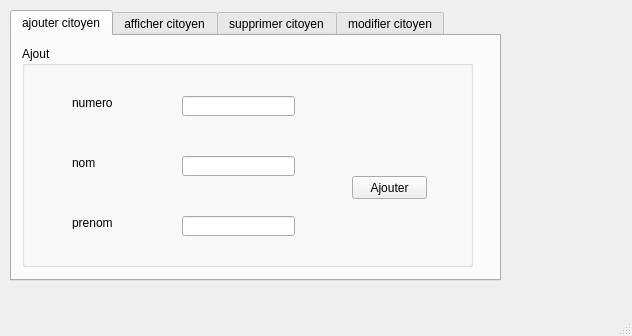
First picture: the form in Gestion_citoyen/mainwindow.ui, repository hanenjabnoun-Esprit-2019/Smart_Police_Station_2A26, before the edit.
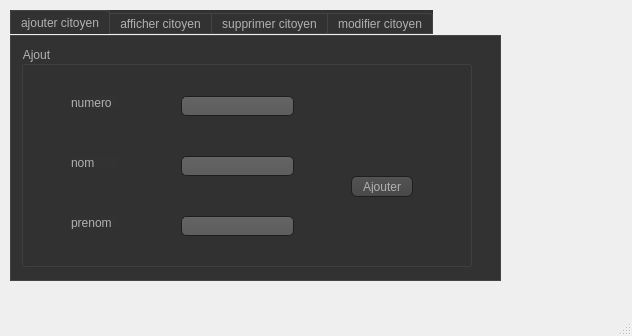
Second picture: the form after the edit. The open tabs and pages were chosen to show the change. Icons and pictures are not drawn.

```diff
--- a/Gestion_citoyen/mainwindow.ui
+++ b/Gestion_citoyen/mainwindow.ui
@@ -23,6 +23,461 @@
       <height>271</height>
      </rect>
     </property>
+    <property name="styleSheet">
+     <string notr="true">
+
+QWidget
+{
+    color: #b1b1b1;
+    background-color: #323232;
+}
+
+QWidget:item:hover
+{
+    background-color: QLinearGradient( x1: 0, y1: 0, x2: 0, y2: 1, stop: 0 #ffa02f, stop: 1 #ca0619);
+    color: #000000;
+}
+
+QWidget:item:selected
+{
+    background-color: QLinearGradient( x1: 0, y1: 0, x2: 0, y2: 1, stop: 0 #ffa02f, stop: 1 #d7801a);
+}
+
+QMenuBar::item
+{
+    background: transparent;
+}
+
+QMenuBar::item:selected
+{
+    background: transparent;
+    border: 1px solid #ffaa00;
+}
+
+QMenuBar::item:pressed
+{
+    background: #444;
+    border: 1px solid #000;
+    background-color: QLinearGradient(
+        x1:0, y1:0,
+        x2:0, y2:1,
+        stop:1 #212121,
+        stop:0.4 #343434/*,
+        stop:0.2 #343434,
+        stop:0.1 #ffaa00*/
+    );
+    margin-bottom:-1px;
+    padding-bottom:1px;
+}
+
+QMenu
+{
+    border: 1px solid #000;
+}
+
+QMenu::item
+{
+    padding: 2px 20px 2px 20px;
+}
+
+QMenu::item:selected
+{
+    color: #000000;
+}
+
+QWidget:disabled
+{
+    color: #404040;
+    background-color: #323232;
+}
+
+QAbstractItemView
+{
+    background-color: QLinearGradient( x1: 0, y1: 0, x2: 0, y2: 1, stop: 0 #4d4d4d, stop: 0.1 #646464, stop: 1 #5d5d5d);
+}
+
+QWidget:focus
+{
+    /*border: 2px solid QLinearGradient( x1: 0, y1: 0, x2: 0, y2: 1, stop: 0 #ffa02f, stop: 1 #d7801a);*/
+}
+
+QLineEdit
+{
+    background-color: QLinearGradient( x1: 0, y1: 0, x2: 0, y2: 1, stop: 0 #4d4d4d, stop: 0 #646464, stop: 1 #5d5d5d);
+    padding: 1px;
+    border-style: solid;
+    border: 1px solid #1e1e1e;
+    border-radius: 5;
+}
+
+QPushButton
+{
+    color: #b1b1b1;
+    background-color: QLinearGradient( x1: 0, y1: 0, x2: 0, y2: 1, stop: 0 #565656, stop: 0.1 #525252, stop: 0.5 #4e4e4e, stop: 0.9 #4a4a4a, stop: 1 #464646);
+    border-width: 1px;
+    border-color: #1e1e1e;
+    border-style: solid;
+    border-radius: 6;
+    padding: 3px;
+    font-size: 12px;
+    padding-left: 5px;
+    padding-right: 5px;
+}
+
+QPushButton:pressed
+{
+    background-color: QLinearGradient( x1: 0, y1: 0, x2: 0, y2: 1, stop: 0 #2d2d2d, stop: 0.1 #2b2b2b, stop: 0.5 #292929, stop: 0.9 #282828, stop: 1 #252525);
+}
+
+QComboBox
+{
+    selection-background-color: #ffaa00;
+    background-color: QLinearGradient( x1: 0, y1: 0, x2: 0, y2: 1, stop: 0 #565656, stop: 0.1 #525252, stop: 0.5 #4e4e4e, stop: 0.9 #4a4a4a, stop: 1 #464646);
+    border-style: solid;
+    border: 1px solid #1e1e1e;
+    border-radius: 5;
+}
+
+QComboBox:hover,QPushButton:hover
+{
+    border: 2px solid QLinearGradient( x1: 0, y1: 0, x2: 0, y2: 1, stop: 0 #ffa02f, stop: 1 #d7801a);
+}
+
+
+QComboBox:on
+{
+    padding-top: 3px;
+    padding-left: 4px;
+    background-color: QLinearGradient( x1: 0, y1: 0, x2: 0, y2: 1, stop: 0 #2d2d2d, stop: 0.1 #2b2b2b, stop: 0.5 #292929, stop: 0.9 #282828, stop: 1 #252525);
+    selection-background-color: #ffaa00;
+}
+
+QComboBox QAbstractItemView
+{
+    border: 2px solid darkgray;
+    selection-background-color: QLinearGradient( x1: 0, y1: 0, x2: 0, y2: 1, stop: 0 #ffa02f, stop: 1 #d7801a);
+}
+
+QComboBox::drop-down
+{
+     subcontrol-origin: padding;
+     subcontrol-position: top right;
+     width: 15px;
+
+     border-left-width: 0px;
+     border-left-color: darkgray;
+     border-left-style: solid; /* just a single line */
+     border-top-right-radius: 3px; /* same radius as the QComboBox */
+     border-bottom-right-radius: 3px;
+ }
+
+QComboBox::down-arrow
+{
+     image: url(:/down_arrow.png);
+}
+
+QGroupBox:focus
+{
+border: 2px solid QLinearGradient( x1: 0, y1: 0, x2: 0, y2: 1, stop: 0 #ffa02f, stop: 1 #d7801a);
+}
+
+QTextEdit:focus
+{
+    border: 2px solid QLinearGradient( x1: 0, y1: 0, x2: 0, y2: 1, stop: 0 #ffa02f, stop: 1 #d7801a);
+}
+
+QScrollBar:horizontal {
+     border: 1px solid #222222;
+     background: QLinearGradient( x1: 0, y1: 0, x2: 0, y2: 1, stop: 0.0 #121212, stop: 0.2 #282828, stop: 1 #484848);
+     height: 7px;
+     margin: 0px 16px 0 16px;
+}
+
+QScrollBar::handle:horizontal
+{
+      background: QLinearGradient( x1: 0, y1: 0, x2: 1, y2: 0, stop: 0 #ffa02f, stop: 0.5 #d7801a, stop: 1 #ffa02f);
+      min-height: 20px;
+      border-radius: 2px;
+}
+
+QScrollBar::add-line:horizontal {
+      border: 1px solid #1b1b19;
+      border-radius: 2px;
+      background: QLinearGradient( x1: 0, y1: 0, x2: 1, y2: 0, stop: 0 #ffa02f, stop: 1 #d7801a);
+      width: 14px;
+      subcontrol-position: right;
+      subcontrol-origin: margin;
+}
+
+QScrollBar::sub-line:horizontal {
+      border: 1px solid #1b1b19;
+      border-radius: 2px;
+      background: QLinearGradient( x1: 0, y1: 0, x2: 1, y2: 0, stop: 0 #ffa02f, stop: 1 #d7801a);
+      width: 14px;
+     subcontrol-position: left;
+     subcontrol-origin: margin;
+}
+
+QScrollBar::right-arrow:horizontal, QScrollBar::left-arrow:horizontal
+{
+      border: 1px solid black;
+      width: 1px;
+      height: 1px;
+      background: white;
+}
+
+QScrollBar::add-page:horizontal, QScrollBar::sub-page:horizontal
+{
+      background: none;
+}
+
+QScrollBar:vertical
+{
+      background: QLinearGradient( x1: 0, y1: 0, x2: 1, y2: 0, stop: 0.0 #121212, stop: 0.2 #282828, stop: 1 #484848);
+      width: 7px;
+      margin: 16px 0 16px 0;
+      border: 1px solid #222222;
+}
+
+QScrollBar::handle:vertical
+{
+      background: QLinearGradient( x1: 0, y1: 0, x2: 0, y2: 1, stop: 0 #ffa02f, stop: 0.5 #d7801a, stop: 1 #ffa02f);
+      min-height: 20px;
+      border-radius: 2px;
+}
+
+QScrollBar::add-line:vertical
+{
+      border: 1px solid #1b1b19;
+      border-radius: 2px;
+      background: QLinearGradient( x1: 0, y1: 0, x2: 0, y2: 1, stop: 0 #ffa02f, stop: 1 #d7801a);
+      height: 14px;
+      subcontrol-position: bottom;
+      subcontrol-origin: margin;
+}
+
+QScrollBar::sub-line:vertical
+{
+      border: 1px solid #1b1b19;
+      border-radius: 2px;
+      background: QLinearGradient( x1: 0, y1: 0, x2: 0, y2: 1, stop: 0 #d7801a, stop: 1 #ffa02f);
+      height: 14px;
+      subcontrol-position: top;
+      subcontrol-origin: margin;
+}
+
+QScrollBar::up-arrow:vertical, QScrollBar::down-arrow:vertical
+{
+      border: 1px solid black;
+      width: 1px;
+      height: 1px;
+      background: white;
+}
+
+
+QScrollBar::add-page:vertical, QScrollBar::sub-page:vertical
+{
+      background: none;
+}
+
+QTextEdit
+{
+    background-color: #242424;
+}
+
+QPlainTextEdit
+{
+    background-color: #242424;
+}
+
+QHeaderView::section
+{
+    background-color: QLinearGradient(x1:0, y1:0, x2:0, y2:1, stop:0 #616161, stop: 0.5 #505050, stop: 0.6 #434343, stop:1 #656565);
+    color: white;
+    padding-left: 4px;
+    border: 1px solid #6c6c6c;
+}
+
+QCheckBox:disabled
+{
+color: #414141;
+}
+
+QDockWidget::title
+{
+    text-align: center;
+    spacing: 3px; /* spacing between items in the tool bar */
+    background-color: QLinearGradient(x1:0, y1:0, x2:0, y2:1, stop:0 #323232, stop: 0.5 #242424, stop:1 #323232);
+}
+
+QDockWidget::close-button, QDockWidget::float-button
+{
+    text-align: center;
+    spacing: 1px; /* spacing between items in the tool bar */
+    background-color: QLinearGradient(x1:0, y1:0, x2:0, y2:1, stop:0 #323232, stop: 0.5 #242424, stop:1 #323232);
+}
+
+QDockWidget::close-button:hover, QDockWidget::float-button:hover
+{
+    background: #242424;
+}
+
+QDockWidget::close-button:pressed, QDockWidget::float-button:pressed
+{
+    padding: 1px -1px -1px 1px;
+}
+
+QMainWindow::separator
+{
+    background-color: QLinearGradient(x1:0, y1:0, x2:0, y2:1, stop:0 #161616, stop: 0.5 #151515, stop: 0.6 #212121, stop:1 #343434);
+    color: white;
+    padding-left: 4px;
+    border: 1px solid #4c4c4c;
+    spacing: 3px; /* spacing between items in the tool bar */
+}
+
+QMainWindow::separator:hover
+{
+
+    background-color: QLinearGradient(x1:0, y1:0, x2:0, y2:1, stop:0 #d7801a, stop:0.5 #b56c17 stop:1 #ffa02f);
+    color: white;
+    padding-left: 4px;
+    border: 1px solid #6c6c6c;
+    spacing: 3px; /* spacing between items in the tool bar */
+}
+
+QToolBar::handle
+{
+     spacing: 3px; /* spacing between items in the tool bar */
+     background: url(:/images/handle.png);
+}
+
+QMenu::separator
+{
+    height: 2px;
+    background-color: QLinearGradient(x1:0, y1:0, x2:0, y2:1, stop:0 #161616, stop: 0.5 #151515, stop: 0.6 #212121, stop:1 #343434);
+    color: white;
+    padding-left: 4px;
+    margin-left: 10px;
+    margin-right: 5px;
+}
+
+QProgressBar
+{
+    border: 2px solid grey;
+    border-radius: 5px;
+    text-align: center;
+}
+
+QProgressBar::chunk
+{
+    background-color: #d7801a;
+    width: 2.15px;
+    margin: 0.5px;
+}
+
+QTabBar::tab {
+    color: #b1b1b1;
+    border: 1px solid #444;
+    border-bottom-style: none;
+    background-color: #323232;
+    padding-left: 10px;
+    padding-right: 10px;
+    padding-top: 3px;
+    padding-bottom: 2px;
+    margin-right: -1px;
+}
+
+QTabWidget::pane {
+    border: 1px solid #444;
+    top: 1px;
+}
+
+QTabBar::tab:last
+{
+    margin-right: 0; /* the last selected tab has nothing to overlap with on the right */
+    border-top-right-radius: 3px;
+}
+
+QTabBar::tab:first:!selected
+{
+ margin-left: 0px; /* the last selected tab has nothing to overlap with on the right */
+
+
+    border-top-left-radius: 3px;
+}
+
+QTabBar::tab:!selected
+{
+    color: #b1b1b1;
+    border-bottom-style: solid;
+    margin-top: 3px;
+    background-color: QLinearGradient(x1:0, y1:0, x2:0, y2:1, stop:1 #212121, stop:.4 #343434);
+}
+
+QTabBar::tab:selected
+{
+    border-top-left-radius: 3px;
+    border-top-right-radius: 3px;
+    margin-bottom: 0px;
+}
+
+QTabBar::tab:!selected:hover
+{
+    /*border-top: 2px solid #ffaa00;
+    padding-bottom: 3px;*/
+    border-top-left-radius: 3px;
+    border-top-right-radius: 3px;
+    background-color: QLinearGradient(x1:0, y1:0, x2:0, y2:1, stop:1 #212121, stop:0.4 #343434, stop:0.2 #343434, stop:0.1 #ffaa00);
+}
+
+QRadioButton::indicator:checked, QRadioButton::indicator:unchecked{
+    color: #b1b1b1;
+    background-color: #323232;
+    border: 1px solid #b1b1b1;
+    border-radius: 6px;
+}
+
+QRadioButton::indicator:checked
+{
+    background-color: qradialgradient(
+        cx: 0.5, cy: 0.5,
+        fx: 0.5, fy: 0.5,
+        radius: 1.0,
+        stop: 0.25 #ffaa00,
+        stop: 0.3 #323232
+    );
+}
+
+QCheckBox::indicator{
+    color: #b1b1b1;
+    background-color: #323232;
+    border: 1px solid #b1b1b1;
+    width: 9px;
+    height: 9px;
+}
+
+QRadioButton::indicator
+{
+    border-radius: 6px;
+}
+
+QRadioButton::indicator:hover, QCheckBox::indicator:hover
+{
+    border: 1px solid #ffaa00;
+}
+
+QCheckBox::indicator:checked
+{
+    image:url(:/images/checkbox.png);
+}
+
+QCheckBox::indicator:disabled, QRadioButton::indicator:disabled
+{
+    border: 1px solid #444;
+}
+</string>
+    </property>
     <property name="currentIndex">
      <number>2</number>
     </property>
@@ -39,6 +494,461 @@
         <height>221</height>
        </rect>
       </property>
+      <property name="styleSheet">
+       <string notr="true">
+
+QWidget
+{
+    color: #b1b1b1;
+    background-color: #323232;
+}
+
+QWidget:item:hover
+{
+    background-color: QLinearGradient( x1: 0, y1: 0, x2: 0, y2: 1, stop: 0 #ffa02f, stop: 1 #ca0619);
+    color: #000000;
+}
+
+QWidget:item:selected
+{
+    background-color: QLinearGradient( x1: 0, y1: 0, x2: 0, y2: 1, stop: 0 #ffa02f, stop: 1 #d7801a);
+}
+
+QMenuBar::item
+{
+    background: transparent;
+}
+
+QMenuBar::item:selected
+{
+    background: transparent;
+    border: 1px solid #ffaa00;
+}
+
+QMenuBar::item:pressed
+{
+    background: #444;
+    border: 1px solid #000;
+    background-color: QLinearGradient(
+        x1:0, y1:0,
+        x2:0, y2:1,
+        stop:1 #212121,
+        stop:0.4 #343434/*,
+        stop:0.2 #343434,
+        stop:0.1 #ffaa00*/
+    );
+    margin-bottom:-1px;
+    padding-bottom:1px;
+}
+
+QMenu
+{
+    border: 1px solid #000;
+}
+
+QMenu::item
+{
+    padding: 2px 20px 2px 20px;
+}
+
+QMenu::item:selected
+{
+    color: #000000;
+}
+
+QWidget:disabled
+{
+    color: #404040;
+    background-color: #323232;
+}
+
+QAbstractItemView
+{
+    background-color: QLinearGradient( x1: 0, y1: 0, x2: 0, y2: 1, stop: 0 #4d4d4d, stop: 0.1 #646464, stop: 1 #5d5d5d);
+}
+
+QWidget:focus
+{
+    /*border: 2px solid QLinearGradient( x1: 0, y1: 0, x2: 0, y2: 1, stop: 0 #ffa02f, stop: 1 #d7801a);*/
+}
+
+QLineEdit
+{
+    background-color: QLinearGradient( x1: 0, y1: 0, x2: 0, y2: 1, stop: 0 #4d4d4d, stop: 0 #646464, stop: 1 #5d5d5d);
+    padding: 1px;
+    border-style: solid;
+    border: 1px solid #1e1e1e;
+    border-radius: 5;
+}
+
+QPushButton
+{
+    color: #b1b1b1;
+    background-color: QLinearGradient( x1: 0, y1: 0, x2: 0, y2: 1, stop: 0 #565656, stop: 0.1 #525252, stop: 0.5 #4e4e4e, stop: 0.9 #4a4a4a, stop: 1 #464646);
+    border-width: 1px;
+    border-color: #1e1e1e;
+    border-style: solid;
+    border-radius: 6;
+    padding: 3px;
+    font-size: 12px;
+    padding-left: 5px;
+    padding-right: 5px;
+}
+
+QPushButton:pressed
+{
+    background-color: QLinearGradient( x1: 0, y1: 0, x2: 0, y2: 1, stop: 0 #2d2d2d, stop: 0.1 #2b2b2b, stop: 0.5 #292929, stop: 0.9 #282828, stop: 1 #252525);
+}
+
+QComboBox
+{
+    selection-background-color: #ffaa00;
+    background-color: QLinearGradient( x1: 0, y1: 0, x2: 0, y2: 1, stop: 0 #565656, stop: 0.1 #525252, stop: 0.5 #4e4e4e, stop: 0.9 #4a4a4a, stop: 1 #464646);
+    border-style: solid;
+    border: 1px solid #1e1e1e;
+    border-radius: 5;
+}
+
+QComboBox:hover,QPushButton:hover
+{
+    border: 2px solid QLinearGradient( x1: 0, y1: 0, x2: 0, y2: 1, stop: 0 #ffa02f, stop: 1 #d7801a);
+}
+
+
+QComboBox:on
+{
+    padding-top: 3px;
+    padding-left: 4px;
+    background-color: QLinearGradient( x1: 0, y1: 0, x2: 0, y2: 1, stop: 0 #2d2d2d, stop: 0.1 #2b2b2b, stop: 0.5 #292929, stop: 0.9 #282828, stop: 1 #252525);
+    selection-background-color: #ffaa00;
+}
+
+QComboBox QAbstractItemView
+{
+    border: 2px solid darkgray;
+    selection-background-color: QLinearGradient( x1: 0, y1: 0, x2: 0, y2: 1, stop: 0 #ffa02f, stop: 1 #d7801a);
+}
+
+QComboBox::drop-down
+{
+     subcontrol-origin: padding;
+     subcontrol-position: top right;
+     width: 15px;
+
+     border-left-width: 0px;
+     border-left-color: darkgray;
+     border-left-style: solid; /* just a single line */
+     border-top-right-radius: 3px; /* same radius as the QComboBox */
+     border-bottom-right-radius: 3px;
+ }
+
+QComboBox::down-arrow
+{
+     image: url(:/down_arrow.png);
+}
+
+QGroupBox:focus
+{
+border: 2px solid QLinearGradient( x1: 0, y1: 0, x2: 0, y2: 1, stop: 0 #ffa02f, stop: 1 #d7801a);
+}
+
+QTextEdit:focus
+{
+    border: 2px solid QLinearGradient( x1: 0, y1: 0, x2: 0, y2: 1, stop: 0 #ffa02f, stop: 1 #d7801a);
+}
+
+QScrollBar:horizontal {
+     border: 1px solid #222222;
+     background: QLinearGradient( x1: 0, y1: 0, x2: 0, y2: 1, stop: 0.0 #121212, stop: 0.2 #282828, stop: 1 #484848);
+     height: 7px;
+     margin: 0px 16px 0 16px;
+}
+
+QScrollBar::handle:horizontal
+{
+      background: QLinearGradient( x1: 0, y1: 0, x2: 1, y2: 0, stop: 0 #ffa02f, stop: 0.5 #d7801a, stop: 1 #ffa02f);
+      min-height: 20px;
+      border-radius: 2px;
+}
+
+QScrollBar::add-line:horizontal {
+      border: 1px solid #1b1b19;
+      border-radius: 2px;
+      background: QLinearGradient( x1: 0, y1: 0, x2: 1, y2: 0, stop: 0 #ffa02f, stop: 1 #d7801a);
+      width: 14px;
+      subcontrol-position: right;
+      subcontrol-origin: margin;
+}
+
+QScrollBar::sub-line:horizontal {
+      border: 1px solid #1b1b19;
+      border-radius: 2px;
+      background: QLinearGradient( x1: 0, y1: 0, x2: 1, y2: 0, stop: 0 #ffa02f, stop: 1 #d7801a);
+      width: 14px;
+     subcontrol-position: left;
+     subcontrol-origin: margin;
+}
+
+QScrollBar::right-arrow:horizontal, QScrollBar::left-arrow:horizontal
+{
+      border: 1px solid black;
+      width: 1px;
+      height: 1px;
+      background: white;
+}
+
+QScrollBar::add-page:horizontal, QScrollBar::sub-page:horizontal
+{
+      background: none;
+}
+
+QScrollBar:vertical
+{
+      background: QLinearGradient( x1: 0, y1: 0, x2: 1, y2: 0, stop: 0.0 #121212, stop: 0.2 #282828, stop: 1 #484848);
+      width: 7px;
+      margin: 16px 0 16px 0;
+      border: 1px solid #222222;
+}
+
+QScrollBar::handle:vertical
+{
+      background: QLinearGradient( x1: 0, y1: 0, x2: 0, y2: 1, stop: 0 #ffa02f, stop: 0.5 #d7801a, stop: 1 #ffa02f);
+      min-height: 20px;
+      border-radius: 2px;
+}
+
+QScrollBar::add-line:vertical
+{
+      border: 1px solid #1b1b19;
+      border-radius: 2px;
+      background: QLinearGradient( x1: 0, y1: 0, x2: 0, y2: 1, stop: 0 #ffa02f, stop: 1 #d7801a);
+      height: 14px;
+      subcontrol-position: bottom;
+      subcontrol-origin: margin;
+}
+
+QScrollBar::sub-line:vertical
+{
+      border: 1px solid #1b1b19;
+      border-radius: 2px;
+      background: QLinearGradient( x1: 0, y1: 0, x2: 0, y2: 1, stop: 0 #d7801a, stop: 1 #ffa02f);
+      height: 14px;
+      subcontrol-position: top;
+      subcontrol-origin: margin;
+}
+
+QScrollBar::up-arrow:vertical, QScrollBar::down-arrow:vertical
+{
+      border: 1px solid black;
+      width: 1px;
+      height: 1px;
+      background: white;
+}
+
+
+QScrollBar::add-page:vertical, QScrollBar::sub-page:vertical
+{
+      background: none;
+}
+
+QTextEdit
+{
+    background-color: #242424;
+}
+
+QPlainTextEdit
+{
+    background-color: #242424;
+}
+
+QHeaderView::section
+{
+    background-color: QLinearGradient(x1:0, y1:0, x2:0, y2:1, stop:0 #616161, stop: 0.5 #505050, stop: 0.6 #434343, stop:1 #656565);
+    color: white;
+    padding-left: 4px;
+    border: 1px solid #6c6c6c;
+}
+
+QCheckBox:disabled
+{
+color: #414141;
+}
+
+QDockWidget::title
+{
+    text-align: center;
+    spacing: 3px; /* spacing between items in the tool bar */
+    background-color: QLinearGradient(x1:0, y1:0, x2:0, y2:1, stop:0 #323232, stop: 0.5 #242424, stop:1 #323232);
+}
+
+QDockWidget::close-button, QDockWidget::float-button
+{
+    text-align: center;
+    spacing: 1px; /* spacing between items in the tool bar */
+    background-color: QLinearGradient(x1:0, y1:0, x2:0, y2:1, stop:0 #323232, stop: 0.5 #242424, stop:1 #323232);
+}
+
+QDockWidget::close-button:hover, QDockWidget::float-button:hover
+{
+    background: #242424;
+}
+
+QDockWidget::close-button:pressed, QDockWidget::float-button:pressed
+{
+    padding: 1px -1px -1px 1px;
+}
+
+QMainWindow::separator
+{
+    background-color: QLinearGradient(x1:0, y1:0, x2:0, y2:1, stop:0 #161616, stop: 0.5 #151515, stop: 0.6 #212121, stop:1 #343434);
+    color: white;
+    padding-left: 4px;
+    border: 1px solid #4c4c4c;
+    spacing: 3px; /* spacing between items in the tool bar */
+}
+
+QMainWindow::separator:hover
+{
+
+    background-color: QLinearGradient(x1:0, y1:0, x2:0, y2:1, stop:0 #d7801a, stop:0.5 #b56c17 stop:1 #ffa02f);
+    color: white;
+    padding-left: 4px;
+    border: 1px solid #6c6c6c;
+    spacing: 3px; /* spacing between items in the tool bar */
+}
+
+QToolBar::handle
+{
+     spacing: 3px; /* spacing between items in the tool bar */
+     background: url(:/images/handle.png);
+}
+
+QMenu::separator
+{
+    height: 2px;
+    background-color: QLinearGradient(x1:0, y1:0, x2:0, y2:1, stop:0 #161616, stop: 0.5 #151515, stop: 0.6 #212121, stop:1 #343434);
+    color: white;
+    padding-left: 4px;
+    margin-left: 10px;
+    margin-right: 5px;
+}
+
+QProgressBar
+{
+    border: 2px solid grey;
+    border-radius: 5px;
+    text-align: center;
+}
+
+QProgressBar::chunk
+{
+    background-color: #d7801a;
+    width: 2.15px;
+    margin: 0.5px;
+}
+
+QTabBar::tab {
+    color: #b1b1b1;
+    border: 1px solid #444;
+    border-bottom-style: none;
+    background-color: #323232;
+    padding-left: 10px;
+    padding-right: 10px;
+    padding-top: 3px;
+    padding-bottom: 2px;
+    margin-right: -1px;
+}
+
+QTabWidget::pane {
+    border: 1px solid #444;
+    top: 1px;
+}
+
+QTabBar::tab:last
+{
+    margin-right: 0; /* the last selected tab has nothing to overlap with on the right */
+    border-top-right-radius: 3px;
+}
+
+QTabBar::tab:first:!selected
+{
+ margin-left: 0px; /* the last selected tab has nothing to overlap with on the right */
+
+
+    border-top-left-radius: 3px;
+}
+
+QTabBar::tab:!selected
+{
+    color: #b1b1b1;
+    border-bottom-style: solid;
+    margin-top: 3px;
+    background-color: QLinearGradient(x1:0, y1:0, x2:0, y2:1, stop:1 #212121, stop:.4 #343434);
+}
+
+QTabBar::tab:selected
+{
+    border-top-left-radius: 3px;
+    border-top-right-radius: 3px;
+    margin-bottom: 0px;
+}
+
+QTabBar::tab:!selected:hover
+{
+    /*border-top: 2px solid #ffaa00;
+    padding-bottom: 3px;*/
+    border-top-left-radius: 3px;
+    border-top-right-radius: 3px;
+    background-color: QLinearGradient(x1:0, y1:0, x2:0, y2:1, stop:1 #212121, stop:0.4 #343434, stop:0.2 #343434, stop:0.1 #ffaa00);
+}
+
+QRadioButton::indicator:checked, QRadioButton::indicator:unchecked{
+    color: #b1b1b1;
+    background-color: #323232;
+    border: 1px solid #b1b1b1;
+    border-radius: 6px;
+}
+
+QRadioButton::indicator:checked
+{
+    background-color: qradialgradient(
+        cx: 0.5, cy: 0.5,
+        fx: 0.5, fy: 0.5,
+        radius: 1.0,
+        stop: 0.25 #ffaa00,
+        stop: 0.3 #323232
+    );
+}
+
+QCheckBox::indicator{
+    color: #b1b1b1;
+    background-color: #323232;
+    border: 1px solid #b1b1b1;
+    width: 9px;
+    height: 9px;
+}
+
+QRadioButton::indicator
+{
+    border-radius: 6px;
+}
+
+QRadioButton::indicator:hover, QCheckBox::indicator:hover
+{
+    border: 1px solid #ffaa00;
+}
+
+QCheckBox::indicator:checked
+{
+    image:url(:/images/checkbox.png);
+}
+
+QCheckBox::indicator:disabled, QRadioButton::indicator:disabled
+{
+    border: 1px solid #444;
+}
+</string>
+      </property>
       <property name="title">
        <string>Ajout</string>
       </property>
@@ -116,10 +1026,20 @@
         <rect>
          <x>330</x>
          <y>130</y>
-         <width>75</width>
-         <height>23</height>
+         <width>62</width>
+         <height>21</height>
         </rect>
        </property>
+       <property name="styleSheet">
+        <string notr="true">QPushButton#login_button {
+font: 75 10pt &quot;Microsoft YaHei UI&quot;;
+font-weight: bold;
+color: rgb(255, 255, 255);
+background-color: qlineargradient(spread:pad, x1:0, y1:0, x2:1, y2:0, stop:0 rgb(61, 217, 245), stop:1 rgb(240, 53, 218));
+border-style: solid;
+border-radius:21px;
+}</string>
+       </property>
        <property name="text">
         <string>Ajouter</string>
        </property>
```
Left out of the diff: 47 changed lines with no effect on the pictures.
